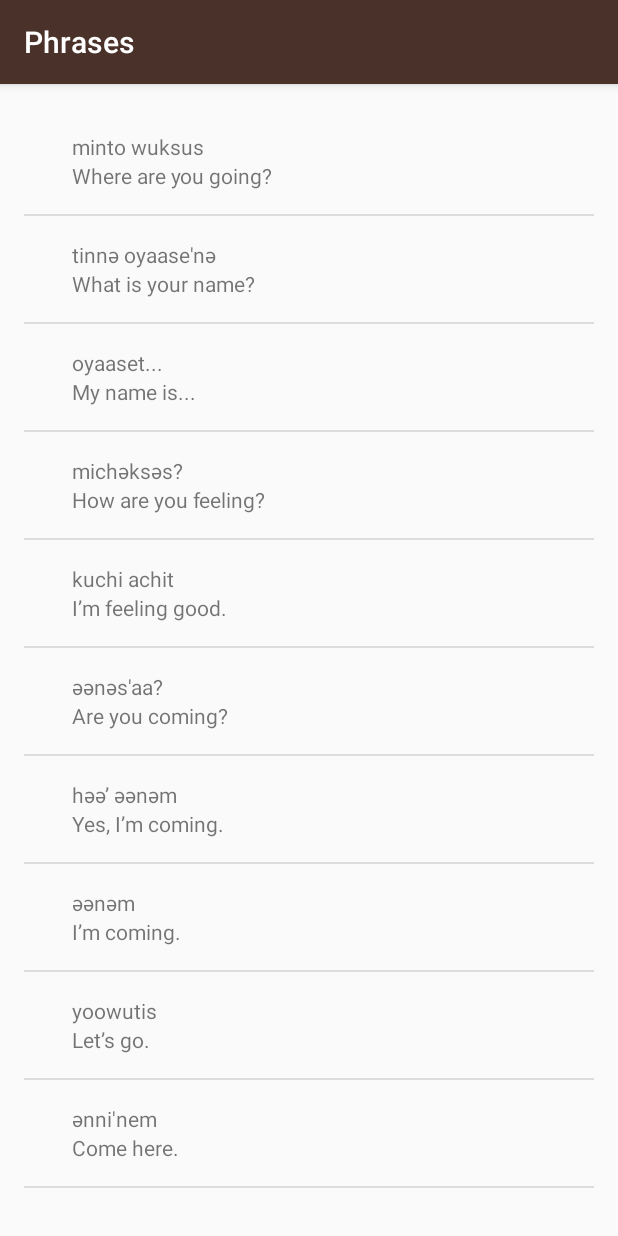
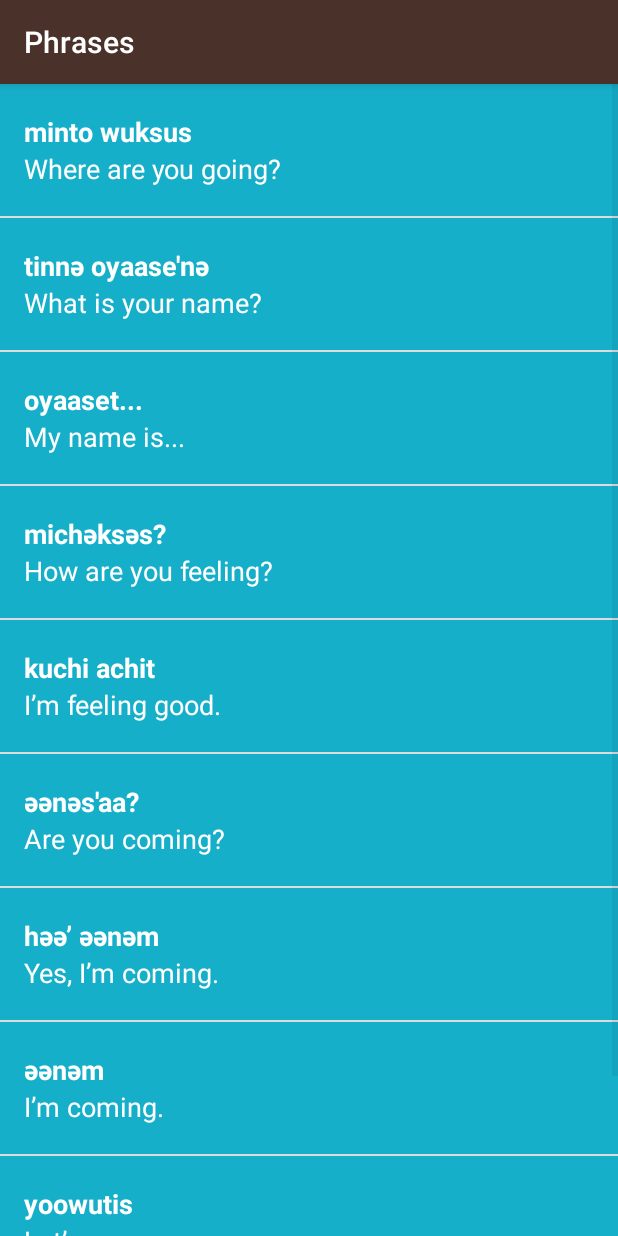
Before and after one commit to dawntan08/Miwok, an Android app: the PhrasesActivity screen opened directly, with no data from a screen before it, on a phone screen of 412 x 824 dp. Run offline under Robolectric (Android 15) with nearby library versions, the phone set to English and light mode, and no system bars.

Commit message:
- visual polish

```diff
--- a/app/src/main/java/com/example/android/miwok/ColorsActivity.java
+++ b/app/src/main/java/com/example/android/miwok/ColorsActivity.java
@@ -25,7 +25,7 @@
         words.add(new Word("white", "kelelli", R.drawable.color_white));
 
         // populate listView using custom WordAdapter and custom list_item.xml
-        WordAdapter adapter = new WordAdapter(this, words);
+        WordAdapter adapter = new WordAdapter(this, words, R.color.category_colors);
         ListView listView = (ListView) findViewById(R.id.list);
         listView.setAdapter(adapter);
     }
--- a/app/src/main/java/com/example/android/miwok/FamilyActivity.java
+++ b/app/src/main/java/com/example/android/miwok/FamilyActivity.java
@@ -27,7 +27,7 @@
         words.add(new Word("grandfather", "paapa", R.drawable.family_grandfather));
 
         // populate listView using custom WordAdapter and custom list_item.xml
-        WordAdapter adapter = new WordAdapter(this, words);
+        WordAdapter adapter = new WordAdapter(this, words, R.color.category_family);
         ListView listView = (ListView) findViewById(R.id.list);
         listView.setAdapter(adapter);
     }
--- a/app/src/main/java/com/example/android/miwok/NumbersActivity.java
+++ b/app/src/main/java/com/example/android/miwok/NumbersActivity.java
@@ -27,7 +27,7 @@
         words.add(new Word("ten", "na'aacha",R.drawable.number_ten));
 
         // populate listView using custom WordAdapter and custom list_item.xml
-        WordAdapter adapter = new WordAdapter(this, words);
+        WordAdapter adapter = new WordAdapter(this, words, R.color.category_numbers);
         ListView listView = (ListView) findViewById(R.id.list);
         listView.setAdapter(adapter);
     }
--- a/app/src/main/java/com/example/android/miwok/PhrasesActivity.java
+++ b/app/src/main/java/com/example/android/miwok/PhrasesActivity.java
@@ -27,7 +27,7 @@
         words.add(new Word("Come here.", "әnni'nem"));
 
         // populate listView using custom WordAdapter and custom list_item.xml
-        WordAdapter adapter = new WordAdapter(this, words);
+        WordAdapter adapter = new WordAdapter(this, words, R.color.category_phrases);
         ListView listView = (ListView) findViewById(R.id.list);
         listView.setAdapter(adapter);
     }
--- a/app/src/main/java/com/example/android/miwok/WordAdapter.java
+++ b/app/src/main/java/com/example/android/miwok/WordAdapter.java
@@ -1,11 +1,14 @@
 package com.example.android.miwok;
 
 import android.app.Activity;
+import android.graphics.Color;
+import android.support.v4.content.ContextCompat;
 import android.view.LayoutInflater;
 import android.view.View;
 import android.view.ViewGroup;
 import android.widget.ArrayAdapter;
 import android.widget.ImageView;
+import android.widget.LinearLayout;
 import android.widget.TextView;
 
 import java.util.ArrayList;
@@ -17,14 +20,18 @@
 
 public class WordAdapter extends ArrayAdapter<Word> {
 
-    public WordAdapter(Activity context, ArrayList<Word> words){
+    // for the color resource if for each list view
+    private int mColorId;
+
+    public WordAdapter(Activity context, ArrayList<Word> words, int colorId){
         // Here, we initialize the ArrayAdapter's internal storage for the context and the list.
         // the second argument is used when the ArrayAdapter is populating a single TextView.
         // Because this is a custom adapter for two TextViews, the adapter is not
         // going to use this second argument, so it can be any value. Here, we used 0.
         super(context, 0, words);
+        mColorId = colorId;
+    }
 
-    }
     @Override
     public View getView(int position, View convertView, ViewGroup parent) {
         // Check if the existing view is being reused, otherwise inflate the view
@@ -47,6 +54,10 @@
         }else{
             imageView.setVisibility(View.GONE);
         }
+        View layout = (View) listItemView.findViewById(R.id.linear_layout);
+        // need to use contextCompat to create the color
+        int color = ContextCompat.getColor(getContext(), mColorId);
+        layout.setBackgroundColor(color);
         return listItemView;
     }
 }
--- a/app/src/main/res/layout/list_item.xml
+++ b/app/src/main/res/layout/list_item.xml
@@ -3,31 +3,42 @@
     xmlns:tools="http://schemas.android.com/tools"
     android:layout_width="match_parent"
     android:layout_height="match_parent"
-    android:orientation="horizontal"
-    android:padding="16dp">
+    android:background="@color/tan_background"
+    android:minHeight="@dimen/list_item_height"
+    android:orientation="horizontal">
 
     <ImageView
         android:id="@+id/image"
-        android:layout_width="wrap_content"
-        android:layout_height="wrap_content"
-        android:src="@mipmap/ic_launcher" />
+        android:layout_width="@dimen/list_item_height"
+        android:layout_height="@dimen/list_item_height" />
 
     <LinearLayout
-        android:layout_width="wrap_content"
-        android:layout_height="wrap_content"
-        android:orientation="vertical"
-        android:paddingLeft="16dp">
+        android:id="@+id/linear_layout"
+        android:layout_width="match_parent"
+        android:layout_height="@dimen/list_item_height"
+        android:orientation="vertical">
 
         <TextView
             android:id="@+id/miwok_text"
             android:layout_width="match_parent"
-            android:layout_height="wrap_content"
+            android:layout_height="0dp"
+            android:layout_weight="1"
+            android:gravity="bottom"
+            android:paddingLeft="16dp"
+            android:textColor="@android:color/white"
+            android:textSize="18sp"
+            android:textStyle="bold"
             tools:text="lutti" />
 
         <TextView
             android:id="@+id/default_text"
             android:layout_width="match_parent"
-            android:layout_height="wrap_content"
+            android:layout_height="0dp"
+            android:layout_weight="1"
+            android:gravity="top"
+            android:paddingLeft="16dp"
+            android:textColor="@android:color/white"
+            android:textSize="18sp"
             tools:text="one" />
     </LinearLayout>
 
--- a/app/src/main/res/layout/word_list.xml
+++ b/app/src/main/res/layout/word_list.xml
@@ -3,8 +3,4 @@
     android:id="@+id/list"
     android:orientation="vertical"
     android:layout_width="match_parent"
-    android:layout_height="match_parent"
-    android:paddingBottom="@dimen/activity_vertical_margin"
-    android:paddingLeft="@dimen/activity_horizontal_margin"
-    android:paddingRight="@dimen/activity_horizontal_margin"
-    android:paddingTop="@dimen/activity_vertical_margin"/>
+    android:layout_height="match_parent"/>
--- a/app/src/main/res/values-w820dp/dimens.xml
+++ /dev/null
@@ -1,20 +0,0 @@
-<!-- Copyright (C) 2016 The Android Open Source Project
-
-     Licensed under the Apache License, Version 2.0 (the "License");
-     you may not use this file except in compliance with the License.
-     You may obtain a copy of the License at
-
-          http://www.apache.org/licenses/LICENSE-2.0
-
-     Unless required by applicable law or agreed to in writing, software
-     distributed under the License is distributed on an "AS IS" BASIS,
-     WITHOUT WARRANTIES OR CONDITIONS OF ANY KIND, either express or implied.
-     See the License for the specific language governing permissions and
-     limitations under the License.
--->
-<resources>
-    <!-- Example customization of dimensions originally defined in res/values/dimens.xml
-         (such as screen margins) for screens with more than 820dp of available width. This
-         would include 7" and 10" devices in landscape (~960dp and ~1280dp respectively). -->
-    <dimen name="activity_horizontal_margin">64dp</dimen>
-</resources>
--- a/app/src/main/res/values/dimens.xml
+++ b/app/src/main/res/values/dimens.xml
@@ -15,7 +15,4 @@
 <resources>
     <!-- Height of each list item -->
     <dimen name="list_item_height">88dp</dimen>
-    <!-- Default screen margins, per the Android Design guidelines. -->
-    <dimen name="activity_horizontal_margin">16dp</dimen>
-    <dimen name="activity_vertical_margin">16dp</dimen>
 </resources>
```
